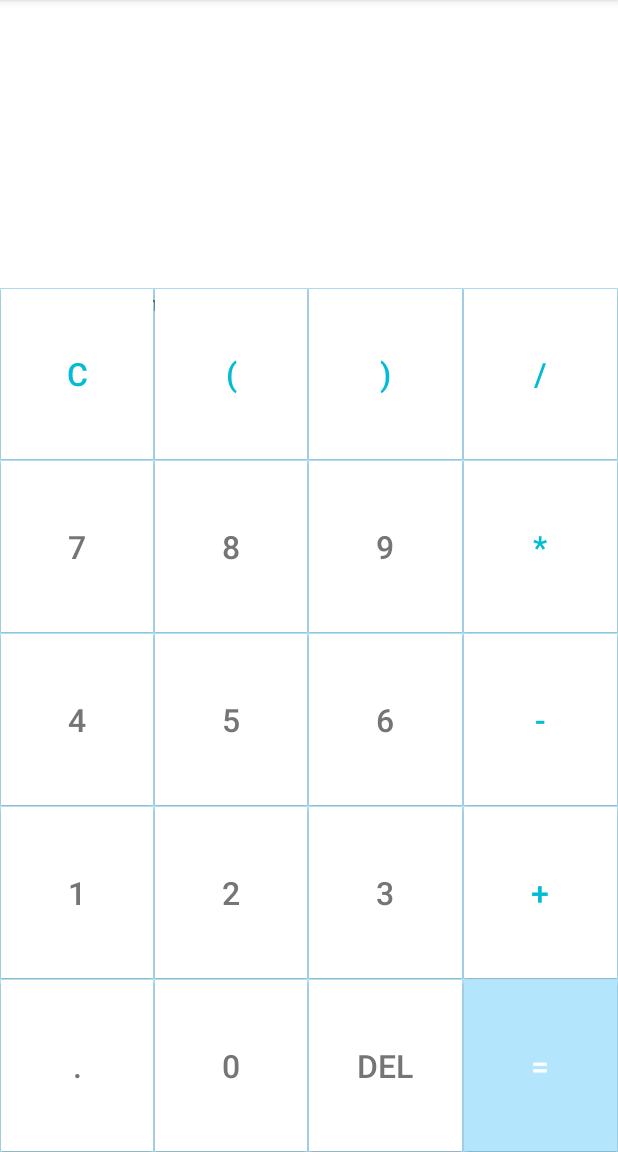
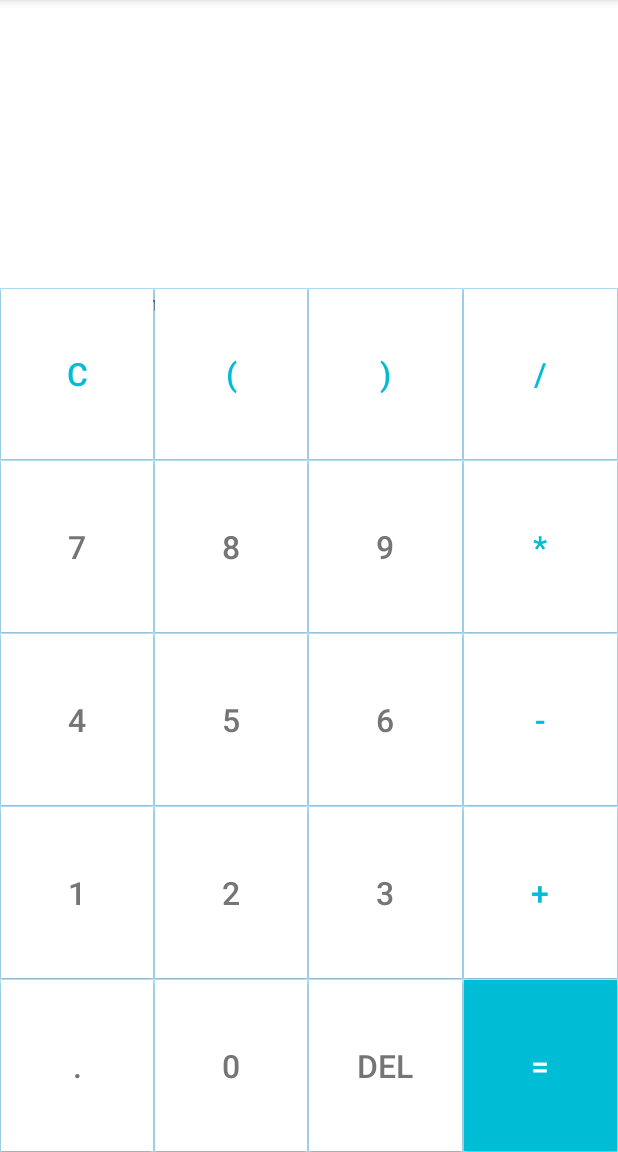
Before and after one commit to Domhoan/Calculator, an Android app: the screen it shows after launch (MainActivity), on a phone screen of 412 x 824 dp, the part 84-1236 px from its top. Run offline under Robolectric (Android 15) with nearby library versions, the phone set to English and light mode, and no system bars.

Commit message:
chinh sua giao dien

```diff
--- a/app/src/main/res/layout/fragment_key.xml
+++ b/app/src/main/res/layout/fragment_key.xml
@@ -156,7 +156,7 @@
             android:layout_width="0dp"
             android:layout_height="match_parent"
             android:layout_weight="1"
-            android:background="@color/didiverColor"
+            android:background="@color/colorAccent"
             android:textSize="21sp"
             android:textColor="@color/colorwhile"
             android:gravity="center"
```
